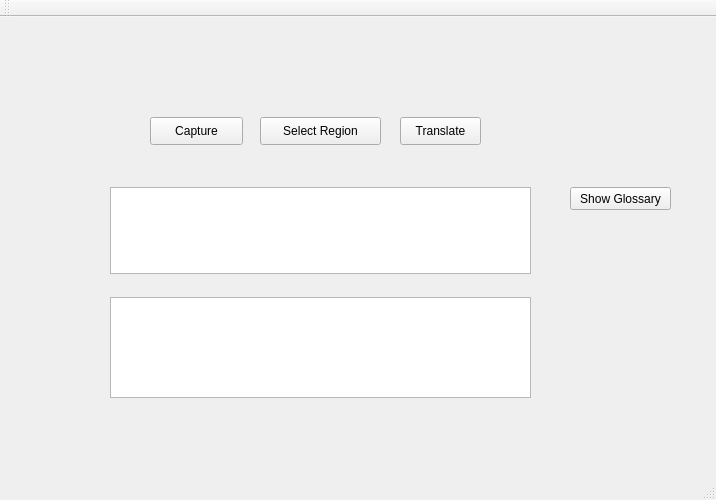
Qt form RealTimeTranslator.ui (wlssirius/ChaosTranslate) before a commit.
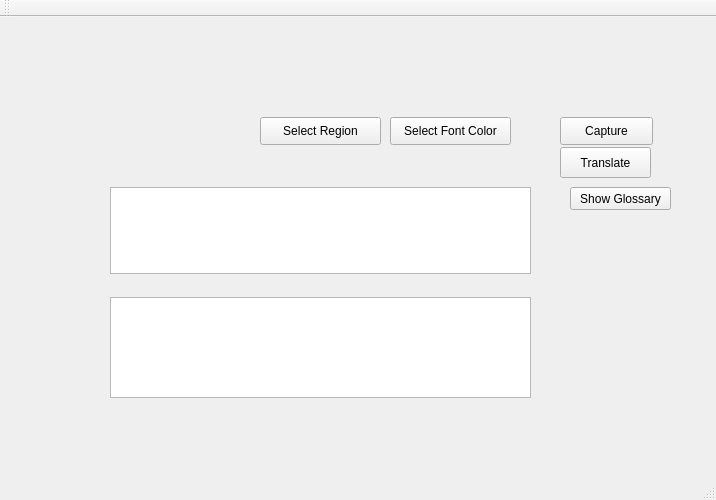
The same form after that commit.

The edit to the form file:
```diff
--- a/RealTimeTranslator.ui
+++ b/RealTimeTranslator.ui
@@ -17,7 +17,7 @@
    <widget class="QPushButton" name="pushButton">
     <property name="geometry">
      <rect>
-      <x>150</x>
+      <x>560</x>
       <y>100</y>
       <width>93</width>
       <height>28</height>
@@ -63,10 +63,10 @@
    <widget class="QPushButton" name="pushButton_3">
     <property name="geometry">
      <rect>
-      <x>400</x>
-      <y>100</y>
-      <width>81</width>
-      <height>28</height>
+      <x>560</x>
+      <y>130</y>
+      <width>91</width>
+      <height>31</height>
      </rect>
     </property>
     <property name="text">
@@ -86,6 +86,19 @@
      <string>Show Glossary</string>
     </property>
    </widget>
+   <widget class="QPushButton" name="pushButton_5">
+    <property name="geometry">
+     <rect>
+      <x>390</x>
+      <y>100</y>
+      <width>121</width>
+      <height>28</height>
+     </rect>
+    </property>
+    <property name="text">
+     <string>Select Font Color</string>
+    </property>
+   </widget>
   </widget>
   <widget class="QMenuBar" name="menuBar">
    <property name="geometry">
```
